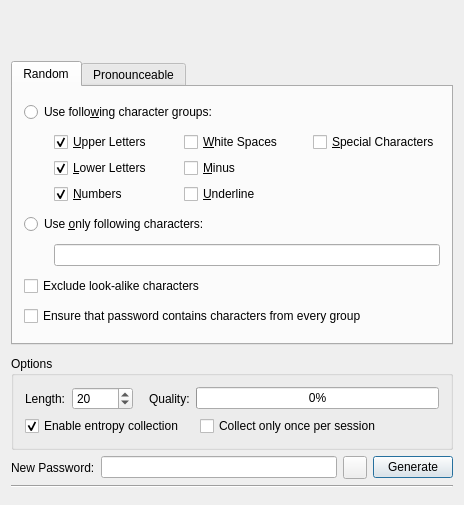
Qt form src/forms/PasswordGenDlg.ui (thooge/keepassx1) before a commit.
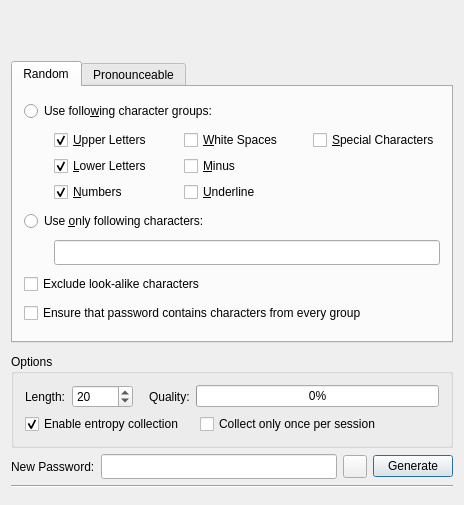
The same form after that commit.

Commit message: Use serif font for all password fields (Bug #2594868)

The edit to the form file:
```diff
--- a/src/forms/PasswordGenDlg.ui
+++ b/src/forms/PasswordGenDlg.ui
@@ -196,6 +196,11 @@
          </item>
          <item>
           <widget class="QLineEdit" name="Edit_chars" >
+           <property name="font" >
+            <font>
+             <family>Serif</family>
+            </font>
+           </property>
            <property name="maxLength" >
             <number>255</number>
            </property>
@@ -457,7 +462,13 @@
       </widget>
      </item>
      <item>
-      <widget class="QLineEdit" name="Edit_dest" />
+      <widget class="QLineEdit" name="Edit_dest" >
+       <property name="font" >
+        <font>
+         <family>Serif</family>
+        </font>
+       </property>
+      </widget>
      </item>
      <item>
       <widget class="QToolButton" name="ButtonChangeEchoMode" >
```
The commit also changes 3 other files.
